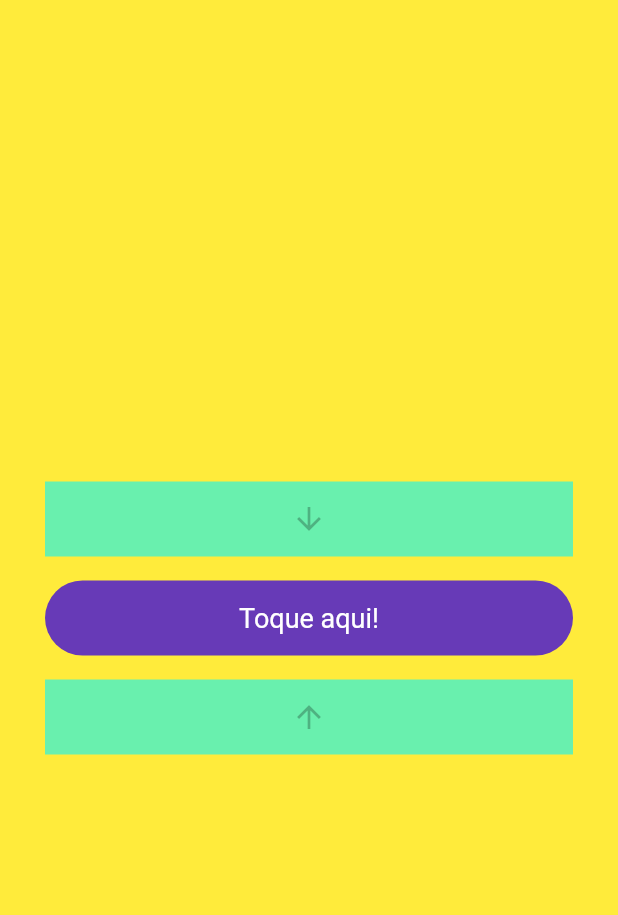
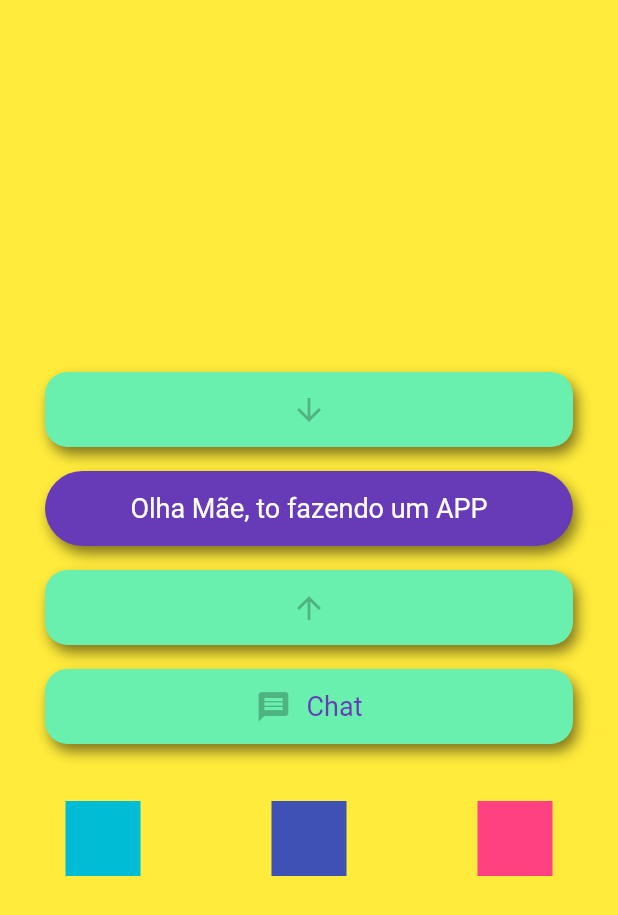
Before and after one commit to gablemos-zz/flutter-study, a Flutter app: the screen it shows after launch, on a phone screen of 412 x 824 dp. Shown: the top 915 px of the screen. Run offline on Flutter 3.47's test engine with Material 2 defaults, Android fonts, the phone set to English and light mode, and no system bars.

Commit message:
29 - Row

```diff
--- a/my-first-app/myapp/lib/main.dart
+++ b/my-first-app/myapp/lib/main.dart
@@ -20,7 +20,31 @@ class MyApp extends StatelessWidget {
             children: <Widget>[
               ButtonIcon(icon: Icons.arrow_downward),
               ButtonText(),
-              ButtonIcon(icon: Icons.arrow_upward)
+              ButtonIcon(icon: Icons.arrow_upward),
+              ButtonTextIcon(),
+              SizedBox(
+                height: 30,
+              ),
+              Row(
+                mainAxisAlignment: MainAxisAlignment.spaceAround,
+                children: <Widget>[
+                  Container(
+                    color: Colors.cyan,
+                    height: 50,
+                    width: 50,
+                  ),
+                  Container(
+                    color: Colors.indigo,
+                    height: 50,
+                    width: 50,
+                  ),
+                  Container(
+                    color: Colors.pinkAccent,
+                    height: 50,
+                    width: 50,
+                  ),
+                ],
+              )
             ],
           ),
         ),
@@ -30,8 +54,7 @@ class MyApp extends StatelessWidget {
 }
 
 class ButtonIcon extends StatelessWidget {
-
-  IconData icon ;
+  IconData icon;
   ButtonIcon({this.icon});
 
   @override
@@ -39,9 +62,17 @@ class ButtonIcon extends StatelessWidget {
     return Padding(
       padding: const EdgeInsets.symmetric(vertical: 8, horizontal: 30),
       child: Container(
+        decoration: BoxDecoration(
+            color: Colors.greenAccent,
+            borderRadius: BorderRadius.circular(15.0),
+            boxShadow: <BoxShadow>[
+              BoxShadow(
+                  color: Colors.black.withOpacity(0.5),
+                  offset: Offset(3.0, 5.0),
+                  blurRadius: 7)
+            ]),
         width: double.infinity,
         height: 50,
-        color: Colors.greenAccent,
         child: Icon(
           this.icon,
           color: Colors.black26,
@@ -51,28 +82,65 @@ class ButtonIcon extends StatelessWidget {
   }
 }
 
-class ButtonText extends StatelessWidget {
-
+class ButtonTextIcon extends StatelessWidget {
   @override
   Widget build(BuildContext context) {
     return Padding(
       padding: const EdgeInsets.symmetric(vertical: 8, horizontal: 30),
       child: Container(
         decoration: BoxDecoration(
-          color: Colors.deepPurple,
-          borderRadius: BorderRadius.circular(25.0)
-        ),
+          color: Colors.greenAccent,
+            borderRadius: BorderRadius.circular(15.0),
+            boxShadow: <BoxShadow>[
+              BoxShadow(
+                  color: Colors.black.withOpacity(0.5),
+                  offset: Offset(3.0, 5.0),
+                  blurRadius: 7)
+            ]),
         width: double.infinity,
         height: 50,
-        alignment: Alignment.center,
-        child: Text(
-          "Toque aqui!",
-          style: TextStyle(
-            color: Colors.white,
-            fontSize: 18
-          ),
+        child: Row(
+          mainAxisAlignment: MainAxisAlignment.center,
+          children: <Widget>[
+            Icon(
+              Icons.message,
+              color: Colors.black26,
+            ),
+            SizedBox(width: 10,),
+            Text(
+              "Chat",
+              style: TextStyle(color: Colors.deepPurple, fontSize: 18),
+            ),
+          ],
         ),
       ),
     );
   }
 }
+
+class ButtonText extends StatelessWidget {
+  @override
+  Widget build(BuildContext context) {
+    return Padding(
+      padding: const EdgeInsets.symmetric(vertical: 8, horizontal: 30),
+      child: Container(
+        decoration: BoxDecoration(
+            color: Colors.deepPurple,
+            borderRadius: BorderRadius.circular(25.0),
+            boxShadow: <BoxShadow>[
+              BoxShadow(
+                  color: Colors.black.withOpacity(0.5),
+                  offset: Offset(3.0, 5.0),
+                  blurRadius: 7)
+            ]),
+        width: double.infinity,
+        height: 50,
+        alignment: Alignment.center,
+        child: Text(
+          "Olha Mãe, to fazendo um APP",
+          style: TextStyle(color: Colors.white, fontSize: 18),
+        ),
+      ),
+    );
+  }
+}
```
